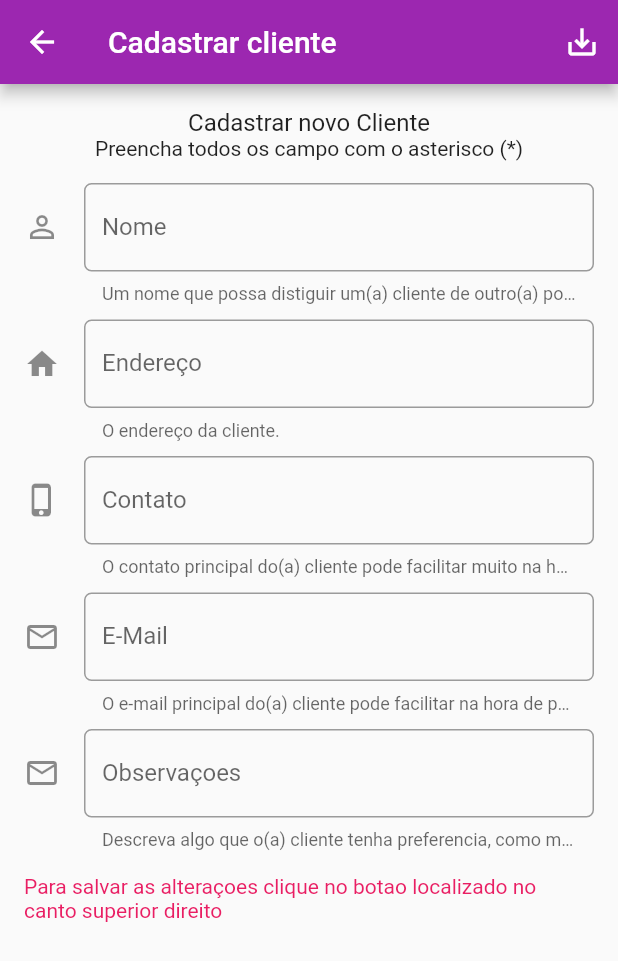
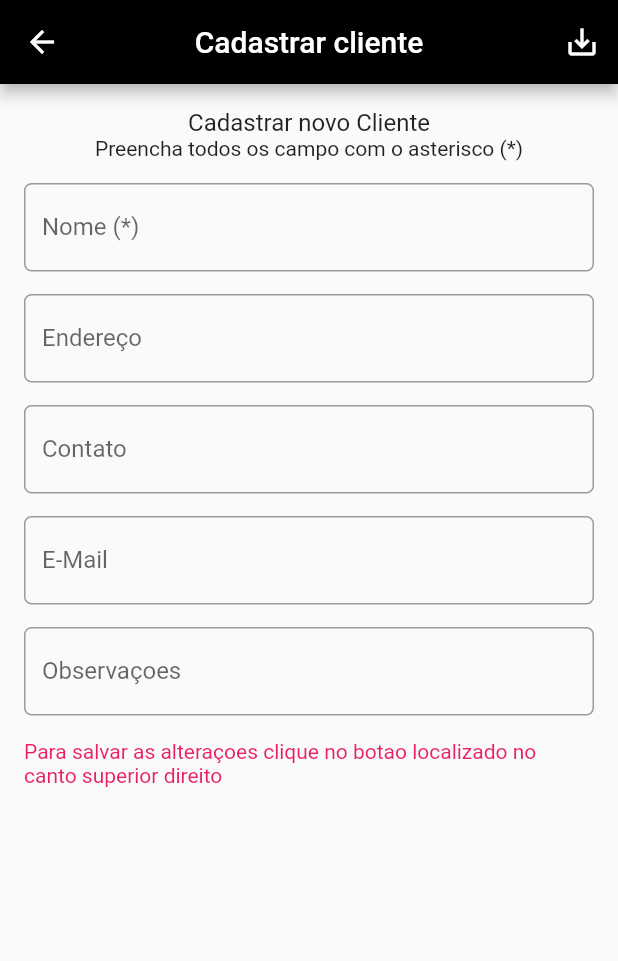
Before and after one commit to PedroHenriqueDevBR/Good-Looking, a Flutter app: the ListClientActivity screen opened directly, after a tap on "Cadastrar", on a phone screen of 412 x 824 dp. Shown: the top 961 px of the screen. Run offline on Flutter 3.47's test engine with Material 2 defaults, Android fonts, the phone set to English and light mode, and no system bars; our stand-ins replace sqflite; accounts and stored records are empty.

Commit message:
style: design client screens

```diff
--- a/lib/views/CreateClientActivity.dart
+++ b/lib/views/CreateClientActivity.dart
@@ -1,5 +1,4 @@
 import 'package:flutter/material.dart';
-
 
 class CreateClientActivity extends StatefulWidget {
   @override
@@ -7,13 +6,11 @@ class CreateClientActivity extends StatefulWidget {
 }
 
 class _CreateClientActivityState extends State<CreateClientActivity> {
-
   TextEditingController _txtName = TextEditingController();
-  TextEditingController _txtAddress = TextEditingController();
   TextEditingController _txtPhone = TextEditingController();
   TextEditingController _txtMail = TextEditingController();
+  TextEditingController _txtAddress = TextEditingController();
   TextEditingController _txtObservations = TextEditingController();
-
 
   @override
   Widget build(BuildContext context) {
@@ -25,79 +22,50 @@ class _CreateClientActivityState extends State<CreateClientActivity> {
 
   Widget body() {
     return SingleChildScrollView(
-      padding: EdgeInsets.all(16),
+        padding: EdgeInsets.all(16),
         child: Column(
           children: <Widget>[
             Text(
               'Cadastrar novo Cliente',
               textAlign: TextAlign.center,
-              style: TextStyle(
-                fontSize: 16
-              ),
+              style: TextStyle(fontSize: 16),
             ),
             Text('Preencha todos os campo com o asterisco (*)'),
-            SizedBox(height: 15,),
+            SizedBox(
+              height: 15,
+            ),
             form(),
             SizedBox(height: 16),
             Text(
-                'Para salvar as alteraçoes clique no botao localizado no '
-                'canto superior direito',
-              style: TextStyle(
-                color: Colors.pink
-              ),
+              'Para salvar as alteraçoes clique no botao localizado no '
+              'canto superior direito',
+              style: TextStyle(color: Colors.pink),
             ),
           ],
-        )
-    );
+        ));
   }
 
   Widget form() {
     return Column(
       children: <Widget>[
+        _textFieldDefault('Nome (*)', 'Digite o nome do cliente', _txtName),
+        SizedBox(
+          height: 15,
+        ),
+        _textFieldDefault('Endereço', 'Endereço do cliente', _txtAddress),
+        SizedBox(
+          height: 15,
+        ),
+        _textFieldDefault('Contato', 'Melhor contato', _txtPhone),
+        SizedBox(
+          height: 15,
+        ),
+        _textFieldDefault('E-Mail', 'E-mail principal', _txtMail),
+        SizedBox(
+          height: 15,
+        ),
         _textFieldDefault(
-            Icons.person_outline,
-            'Nome',
-            'Digite o nome do cliente',
-            'Um nome que possa distiguir um(a) cliente de outro(a) pode ser interessante.',
-            _txtName
-        ),
-
-        SizedBox(height: 10,),
-        _textFieldDefault(
-            Icons.home,
-            'Endereço',
-            'Endereço do cliente',
-            'O endereço da cliente.',
-            _txtAddress
-        ),
-
-        SizedBox(height: 10,),
-        _textFieldDefault(
-            Icons.phone_iphone,
-            'Contato',
-            'Melhor contato',
-            'O contato principal do(a) cliente pode facilitar muito na hora de entrar em contato.',
-            _txtPhone
-        ),
-
-        SizedBox(height: 10,),
-        _textFieldDefault(
-            Icons.mail_outline,
-            'E-Mail',
-            'E-mail principal',
-            'O e-mail principal do(a) cliente pode facilitar na hora de passar uma informaçao.',
-            _txtMail
-        ),
-
-        SizedBox(height: 10,),
-        _textFieldDefault(
-            Icons.mail_outline,
-            'Observaçoes',
-            'Detalhes sobre o(a) cliente',
-            'Descreva algo que o(a) cliente tenha preferencia, como marca de '
-                'produto por exemplo.',
-            _txtObservations
-        ),
+            'Observaçoes', 'Detalhes sobre o(a) cliente', _txtObservations),
       ],
     );
   }
@@ -105,6 +73,8 @@ class _CreateClientActivityState extends State<CreateClientActivity> {
   AppBar header() {
     return AppBar(
       title: Text('Cadastrar cliente'),
+      centerTitle: true,
+      backgroundColor: Colors.black,
       actions: <Widget>[
         IconButton(
           icon: Icon(
@@ -120,7 +90,7 @@ class _CreateClientActivityState extends State<CreateClientActivity> {
     );
   }
 
-  TextField _textFieldDefault(icon, label, hint, helper, controller) {
+  TextField _textFieldDefault(label, hint, controller) {
     return TextField(
       keyboardType: TextInputType.text,
       autocorrect: true,
@@ -128,12 +98,9 @@ class _CreateClientActivityState extends State<CreateClientActivity> {
       decoration: InputDecoration(
           labelText: label,
           hintText: hint,
-          icon: Icon(icon),
-          helperText: helper,
           border: OutlineInputBorder(
             borderRadius: BorderRadius.all(Radius.circular(5)),
-          )
-      ),
+          )),
     );
   }
 }
--- a/lib/views/ListClientActivity.dart
+++ b/lib/views/ListClientActivity.dart
@@ -2,7 +2,6 @@ import 'package:flutter/material.dart';
 import 'package:good_look_app/models/Client.dart';
 import 'package:good_look_app/views/CreateClientActivity.dart';
 import 'package:good_look_app/views/ShowClientActivity.dart';
-
 
 class ListClientActivity extends StatefulWidget {
   @override
@@ -10,7 +9,6 @@ class ListClientActivity extends StatefulWidget {
 }
 
 class _ListClientActivityState extends State<ListClientActivity> {
-
   List<Client> data = [
     Client('Maria', 'Rua das flores', '86978458754', 'maria@gmail.com'),
     Client('Carla', 'Rua das flores', '86978458754', 'maria@gmail.com'),
@@ -62,48 +60,50 @@ class _ListClientActivityState extends State<ListClientActivity> {
               ),
             ),
             child: ListTile(
-            leading: Icon(Icons.person_outline),
+              leading: Icon(Icons.people_outline),
               trailing: Icon(Icons.keyboard_arrow_right),
               title: Text(data[index].name),
               subtitle: Text(data[index].phone),
               onTap: () {
-              Navigator.push(context,
+                Navigator.push(
+                    context,
                     MaterialPageRoute(
-                    builder: (context) => ShowClientActivity()
-                )
-              );
+                        builder: (context) => ShowClientActivity()));
               },
             ),
             onDismissed: (direction) {
-            if (direction == DismissDirection.startToEnd){
-              Navigator.push(context, MaterialPageRoute(builder: (context) => CreateClientActivity()));
+              if (direction == DismissDirection.startToEnd) {
+                Navigator.push(
+                    context,
+                    MaterialPageRoute(
+                        builder: (context) => CreateClientActivity()));
               } else if (direction == DismissDirection.endToStart) {
                 setState(() {
                   data.removeAt(index);
                 });
               }
-
             },
           );
-      }
-    );
+        });
   }
 
   AppBar header() {
     return AppBar(
+      automaticallyImplyLeading: false,
+      centerTitle: true,
       title: Text('Clientes'),
+      backgroundColor: Colors.black,
     );
   }
 
   Widget fab() {
     return FloatingActionButton.extended(
+      backgroundColor: Colors.purple,
       label: Text('Cadastrar'),
       icon: Icon(Icons.add),
       onPressed: () {
-        Navigator.push(
-          context,
-          MaterialPageRoute(builder: (context) => CreateClientActivity())
-        );
+        Navigator.push(context,
+            MaterialPageRoute(builder: (context) => CreateClientActivity()));
       },
     );
   }
--- a/lib/views/LoginActivity.dart
+++ b/lib/views/LoginActivity.dart
@@ -91,7 +91,7 @@ class _LoginActivityState extends State<LoginActivity> {
             Column(
               children: <Widget>[
                 _textViewDefault('Nome de usuário', _username, false),
-                _textViewDefault('Senha', _password, false),
+                _textViewDefault('Senha', _password, true),
                 Container(
                   padding: EdgeInsets.all(4),
                   child: Row(
```
Also changed, not shown: lib/views/SettingsFragment.dart (+17 -32 lines), lib/views/ShowClientActivity.dart (+11 -1 lines). Lines whose indentation alone changed are shown as unchanged.
